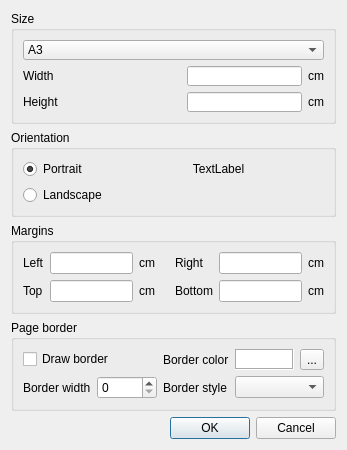
Old version of the form QtRptDesigner/PageSettingDlg.ui in the repository bhoeferlin/QtRPT.
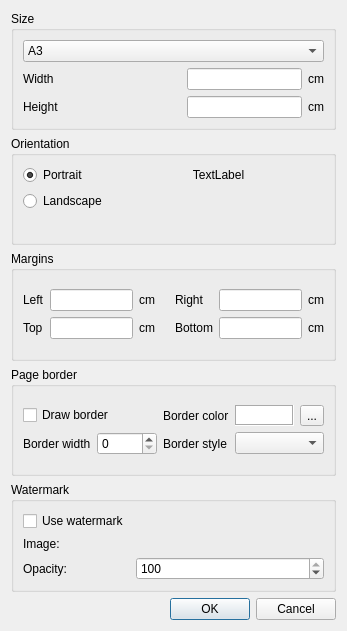
New version of the form. Icons and pictures are not drawn. Custom widgets are drawn as their Qt base class.

```diff
--- a/QtRptDesigner/PageSettingDlg.ui
+++ b/QtRptDesigner/PageSettingDlg.ui
@@ -7,7 +7,7 @@
     <x>0</x>
     <y>0</y>
     <width>347</width>
-    <height>450</height>
+    <height>631</height>
    </rect>
   </property>
   <property name="sizePolicy">
@@ -25,7 +25,7 @@
   <property name="maximumSize">
    <size>
     <width>347</width>
-    <height>450</height>
+    <height>631</height>
    </size>
   </property>
   <property name="windowTitle">
@@ -35,7 +35,7 @@
    <iconset resource="images.qrc">
     <normaloff>:/new/prefix1/images/pageSetting.png</normaloff>:/new/prefix1/images/pageSetting.png</iconset>
   </property>
-  <layout class="QVBoxLayout" name="verticalLayout_4">
+  <layout class="QVBoxLayout" name="verticalLayout_6">
    <item>
     <widget class="QGroupBox" name="groupBox_3">
      <property name="title">
@@ -274,17 +274,13 @@
      <layout class="QVBoxLayout" name="verticalLayout_5">
       <item>
        <layout class="QGridLayout" name="gridLayout_4">
-        <item row="0" column="0" colspan="2">
-         <widget class="QCheckBox" name="chkDrawBorder">
-          <property name="text">
-           <string>Draw border</string>
-          </property>
-         </widget>
-        </item>
-        <item row="0" column="2">
-         <widget class="QLabel" name="label_14">
-          <property name="text">
-           <string>Border color</string>
+        <item row="1" column="3" colspan="2">
+         <widget class="QComboBox" name="cmbBorderStyle">
+          <property name="iconSize">
+           <size>
+            <width>64</width>
+            <height>16</height>
+           </size>
           </property>
          </widget>
         </item>
@@ -304,6 +300,20 @@
           </property>
          </widget>
         </item>
+        <item row="0" column="0" colspan="2">
+         <widget class="QCheckBox" name="chkDrawBorder">
+          <property name="text">
+           <string>Draw border</string>
+          </property>
+         </widget>
+        </item>
+        <item row="0" column="2">
+         <widget class="QLabel" name="label_14">
+          <property name="text">
+           <string>Border color</string>
+          </property>
+         </widget>
+        </item>
         <item row="0" column="4">
          <widget class="QToolButton" name="btnBorderColor">
           <property name="text">
@@ -311,6 +321,9 @@
           </property>
          </widget>
         </item>
+        <item row="1" column="1">
+         <widget class="QSpinBox" name="spnBorderWidth"/>
+        </item>
         <item row="1" column="0">
          <widget class="QLabel" name="label_9">
           <property name="text">
@@ -318,9 +331,6 @@
           </property>
          </widget>
         </item>
-        <item row="1" column="1">
-         <widget class="QSpinBox" name="spnBorderWidth"/>
-        </item>
         <item row="1" column="2">
          <widget class="QLabel" name="label_15">
           <property name="text">
@@ -328,13 +338,73 @@
           </property>
          </widget>
         </item>
-        <item row="1" column="3" colspan="2">
-         <widget class="QComboBox" name="cmbBorderStyle">
-          <property name="iconSize">
+       </layout>
+      </item>
+     </layout>
+    </widget>
+   </item>
+   <item>
+    <widget class="QGroupBox" name="groupBox_4">
+     <property name="title">
+      <string>Watermark</string>
+     </property>
+     <layout class="QVBoxLayout" name="verticalLayout_4">
+      <item>
+       <layout class="QGridLayout" name="gridLayout_3">
+        <item row="0" column="0" colspan="2">
+         <widget class="QCheckBox" name="chckWatermark">
+          <property name="text">
+           <string>Use watermark</string>
+          </property>
+         </widget>
+        </item>
+        <item row="2" column="0">
+         <widget class="QLabel" name="label_17">
+          <property name="text">
+           <string>Opacity:</string>
+          </property>
+         </widget>
+        </item>
+        <item row="1" column="0">
+         <widget class="QLabel" name="label_16">
+          <property name="text">
+           <string>Image:</string>
+          </property>
+         </widget>
+        </item>
+        <item row="0" column="2">
+         <spacer name="horizontalSpacer_4">
+          <property name="orientation">
+           <enum>Qt::Horizontal</enum>
+          </property>
+          <property name="sizeHint" stdset="0">
            <size>
-            <width>64</width>
-            <height>16</height>
+            <width>40</width>
+            <height>20</height>
            </size>
+          </property>
+         </spacer>
+        </item>
+        <item row="1" column="2">
+         <widget class="XYZ_Label" name="lblWatermarkImage">
+          <property name="text">
+           <string/>
+          </property>
+          <property name="pixmap">
+           <pixmap resource="../QtRPT/imagesRpt.qrc">:/QtRptDesigner/images/QtRptDesigner.ico</pixmap>
+          </property>
+          <property name="alignment">
+           <set>Qt::AlignCenter</set>
+          </property>
+         </widget>
+        </item>
+        <item row="2" column="2">
+         <widget class="QSpinBox" name="spnWaterOpacity">
+          <property name="maximum">
+           <number>100</number>
+          </property>
+          <property name="value">
+           <number>100</number>
           </property>
          </widget>
         </item>
@@ -376,6 +446,13 @@
    </item>
   </layout>
  </widget>
+ <customwidgets>
+  <customwidget>
+   <class>XYZ_Label</class>
+   <extends>QLabel</extends>
+   <header>XYZ_Label.h</header>
+  </customwidget>
+ </customwidgets>
  <resources>
   <include location="images.qrc"/>
  </resources>
```
Left out of the diff: 3 changed lines with no effect on the pictures.
